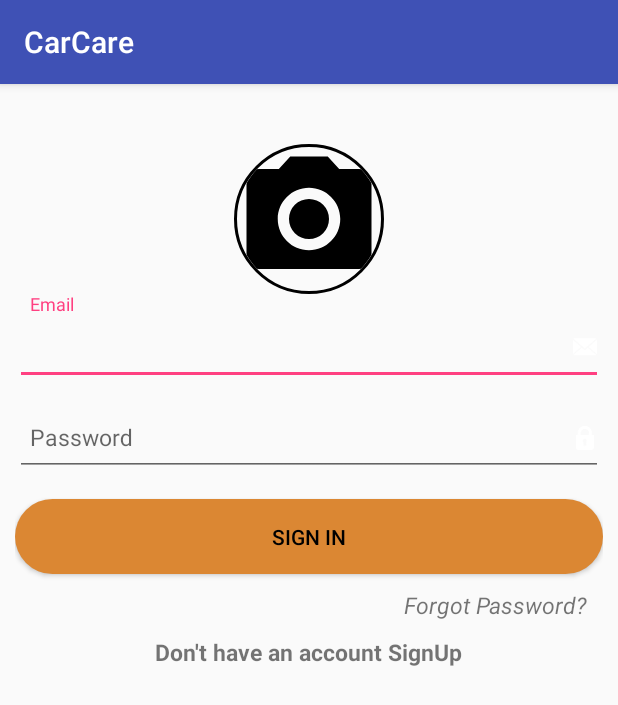
After one commit to codebasepk/carcare, an Android app: the ServiceProviderAccount screen opened directly, with no data from a screen before it, on a phone screen of 412 x 824 dp. The commit adds this screen. Shown: the top 705 px of the screen. Run offline under Robolectric (Android 15) with nearby library versions, the phone set to English and light mode, and no system bars; our stand-ins replace CircleImageView.

Commit message:
add activity for ServiceProviderLogin

```diff
--- a/app/src/main/AndroidManifest.xml
+++ b/app/src/main/AndroidManifest.xml
@@ -19,6 +19,9 @@
                 <category android:name="android.intent.category.LAUNCHER" />
             </intent-filter>
         </activity>
+        <activity android:name=".serviceprovidersaccount.ServiceProviderAccount">
+
+        </activity>
     </application>
 
 </manifest>
--- a/app/src/main/java/com/byteshaft/carecare/serviceprovidersaccount/ChangePassword.java
+++ b/app/src/main/java/com/byteshaft/carecare/serviceprovidersaccount/ChangePassword.java
@@ -19,8 +19,6 @@ public class ChangePassword extends Fragment {
     public View onCreateView(@NonNull LayoutInflater inflater, @Nullable ViewGroup container, @Nullable Bundle savedInstanceState) {
         mBaseView = inflater.inflate(R.layout.fragment_user_sign_up, container, false);
 
-
-
         return mBaseView;
     }
 }
--- a/app/src/main/java/com/byteshaft/carecare/serviceprovidersaccount/CodeConfrimation.java
+++ b/app/src/main/java/com/byteshaft/carecare/serviceprovidersaccount/CodeConfrimation.java
@@ -18,9 +18,6 @@ public class CodeConfrimation extends Fragment {
     @Override
     public View onCreateView(@NonNull LayoutInflater inflater, @Nullable ViewGroup container, @Nullable Bundle savedInstanceState) {
         mBaseView = inflater.inflate(R.layout.fragment_user_sign_up, container, false);
-
-
-
         return mBaseView;
     }
 }
--- a/app/src/main/java/com/byteshaft/carecare/serviceprovidersaccount/Login.java
+++ b/app/src/main/java/com/byteshaft/carecare/serviceprovidersaccount/Login.java
@@ -7,20 +7,52 @@ import android.support.v4.app.Fragment;
 import android.view.LayoutInflater;
 import android.view.View;
 import android.view.ViewGroup;
+import android.widget.Button;
+import android.widget.EditText;
+import android.widget.TextView;
 
 import com.byteshaft.carecare.R;
 
-public class Login extends Fragment {
+public class Login extends Fragment implements View.OnClickListener {
 
     private View mBaseView;
+
+    private Button mLoginButton;
+    private TextView mSignUpTextView;
+    private TextView mForgotPasswordTextView;
+    private EditText mEmailEditText;
+    private EditText mPasswordEditText;
+
 
     @Nullable
     @Override
     public View onCreateView(@NonNull LayoutInflater inflater, @Nullable ViewGroup container, @Nullable Bundle savedInstanceState) {
-        mBaseView = inflater.inflate(R.layout.fragment_user_sign_up, container, false);
+        mBaseView = inflater.inflate(R.layout.fragment_user_login, container, false);
 
+        mEmailEditText = mBaseView.findViewById(R.id.email_edit_text);
+        mPasswordEditText = mBaseView.findViewById(R.id.password_edit_text);
 
+        mLoginButton = mBaseView.findViewById(R.id.button_sign_in);
+        mSignUpTextView = mBaseView.findViewById(R.id.sign_up_text_view);
+        mForgotPasswordTextView = mBaseView.findViewById(R.id.forgot_password_text_view);
 
+        mLoginButton.setOnClickListener(this);
+        mSignUpTextView.setOnClickListener(this);
+        mForgotPasswordTextView.setOnClickListener(this);
         return mBaseView;
     }
+
+    @Override
+    public void onClick(View view) {
+        switch (view.getId()) {
+            case R.id.button_sign_in:
+                break;
+            case R.id.sign_up_text_view:
+                ServiceProviderAccount.getInstance().loadFragment(new SignUp());
+                break;
+            case R.id.forgot_password_text_view:
+                ServiceProviderAccount.getInstance().loadFragment(new ForgetPassword());
+                break;
+        }
+    }
 }
--- /dev/null
+++ b/app/src/main/java/com/byteshaft/carecare/serviceprovidersaccount/ServiceProviderAccount.java
@@ -0,0 +1,50 @@
+package com.byteshaft.carecare.serviceprovidersaccount;
+
+import android.os.Bundle;
+import android.support.v4.app.Fragment;
+import android.support.v4.app.FragmentManager;
+import android.support.v4.app.FragmentTransaction;
+import android.support.v7.app.AppCompatActivity;
+import android.util.Log;
+
+import com.byteshaft.carecare.R;
+
+public class ServiceProviderAccount extends AppCompatActivity {
+
+    private static ServiceProviderAccount sInstance;
+
+    public static ServiceProviderAccount getInstance() {
+        return sInstance;
+    }
+
+    @Override
+    protected void onCreate(Bundle savedInstanceState) {
+        super.onCreate(savedInstanceState);
+        setContentView(R.layout.activity_service_provider_account);
+        loadLogin(new Login());
+
+        sInstance = this;
+    }
+
+    public void loadLogin(Fragment fragment) {
+        String backStateName = fragment.getClass().getName();
+        FragmentTransaction fragmentTransaction = getSupportFragmentManager().beginTransaction();
+        fragmentTransaction.setCustomAnimations(R.anim.enter, R.anim.exit, R.anim.pop_enter, R.anim.pop_exit);
+        fragmentTransaction.replace(R.id.account_container, fragment, backStateName);
+        fragmentTransaction.commit();
+    }
+
+    public void loadFragment(Fragment fragment) {
+        String backStateName = fragment.getClass().getName();
+        FragmentTransaction fragmentTransaction = getSupportFragmentManager().beginTransaction();
+        fragmentTransaction.setCustomAnimations(R.anim.enter, R.anim.exit, R.anim.pop_enter, R.anim.pop_exit);
+        fragmentTransaction.replace(R.id.account_container, fragment, backStateName);
+        FragmentManager manager = getSupportFragmentManager();
+        Log.e("TAG", backStateName);
+        boolean fragmentPopped = manager.popBackStackImmediate(backStateName, 0);
+        if (!fragmentPopped) {
+            fragmentTransaction.addToBackStack(backStateName);
+            fragmentTransaction.commit();
+        }
+    }
+}
--- /dev/null
+++ b/app/src/main/res/anim/enter.xml
@@ -0,0 +1,9 @@
+<?xml version="1.0" encoding="utf-8"?>
+<set xmlns:android="http://schemas.android.com/apk/res/android">
+
+    <translate xmlns:android="http://schemas.android.com/apk/res/android"
+        android:duration="@android:integer/config_mediumAnimTime"
+        android:fromXDelta="100%"
+        android:interpolator="@android:anim/decelerate_interpolator"
+        android:toXDelta="0" />
+</set>
--- /dev/null
+++ b/app/src/main/res/anim/exit.xml
@@ -0,0 +1,8 @@
+<?xml version="1.0" encoding="utf-8"?>
+<set xmlns:android="http://schemas.android.com/apk/res/android">
+    <translate xmlns:android="http://schemas.android.com/apk/res/android"
+        android:duration="@android:integer/config_mediumAnimTime"
+        android:fromXDelta="0"
+        android:interpolator="@android:anim/accelerate_interpolator"
+        android:toXDelta="-100%" />
+</set>
--- /dev/null
+++ b/app/src/main/res/anim/pop_enter.xml
@@ -0,0 +1,8 @@
+<?xml version="1.0" encoding="utf-8"?>
+<set xmlns:android="http://schemas.android.com/apk/res/android">
+    <translate xmlns:android="http://schemas.android.com/apk/res/android"
+        android:duration="@android:integer/config_mediumAnimTime"
+        android:fromXDelta="-100%"
+        android:interpolator="@android:anim/decelerate_interpolator"
+        android:toXDelta="0" />
+</set>
--- /dev/null
+++ b/app/src/main/res/anim/pop_exit.xml
@@ -0,0 +1,8 @@
+<?xml version="1.0" encoding="utf-8"?>
+<set xmlns:android="http://schemas.android.com/apk/res/android">
+    <translate xmlns:android="http://schemas.android.com/apk/res/android"
+        android:duration="@android:integer/config_mediumAnimTime"
+        android:fromXDelta="0"
+        android:interpolator="@android:anim/accelerate_interpolator"
+        android:toXDelta="100%" />
+</set>
--- /dev/null
+++ b/app/src/main/res/anim/slide_in.xml
@@ -0,0 +1,5 @@
+<?xml version="1.0" encoding="utf-8"?>
+<translate xmlns:android="http://schemas.android.com/apk/res/android"
+    android:duration="@android:integer/config_longAnimTime"
+    android:fromXDelta="100%p"
+    android:toXDelta="0%p"></translate>
--- /dev/null
+++ b/app/src/main/res/anim/slide_out.xml
@@ -0,0 +1,5 @@
+<?xml version="1.0" encoding="utf-8"?>
+<translate xmlns:android="http://schemas.android.com/apk/res/android"
+    android:duration="@android:integer/config_longAnimTime"
+    android:fromXDelta="0%p"
+    android:toXDelta="-100%p"></translate>
--- /dev/null
+++ b/app/src/main/res/layout/activity_service_provider_account.xml
@@ -0,0 +1,11 @@
+<?xml version="1.0" encoding="utf-8"?>
+<LinearLayout xmlns:android="http://schemas.android.com/apk/res/android"
+    android:layout_width="match_parent"
+    android:layout_height="match_parent">
+
+    <FrameLayout
+        android:id="@+id/account_container"
+        android:layout_width="match_parent"
+        android:layout_height="match_parent" />
+
+</LinearLayout>
--- a/app/src/main/res/layout/fragment_user_forget_password.xml
+++ b/app/src/main/res/layout/fragment_user_forget_password.xml
@@ -34,7 +34,7 @@
             </android.support.design.widget.TextInputLayout>
 
             <android.support.v7.widget.AppCompatButton
-                android:id="@+id/button_sign_in"
+                android:id="@+id/button_recover"
                 android:layout_width="match_parent"
                 android:layout_height="50dp"
                 android:layout_marginTop="15dp"
```
Also changed, not shown: app/src/main/java/com/byteshaft/carecare/serviceprovidersaccount/ForgetPassword.java (+41 -1 lines), app/src/main/java/com/byteshaft/carecare/utils/Helpers.java (+23 -26 lines).
